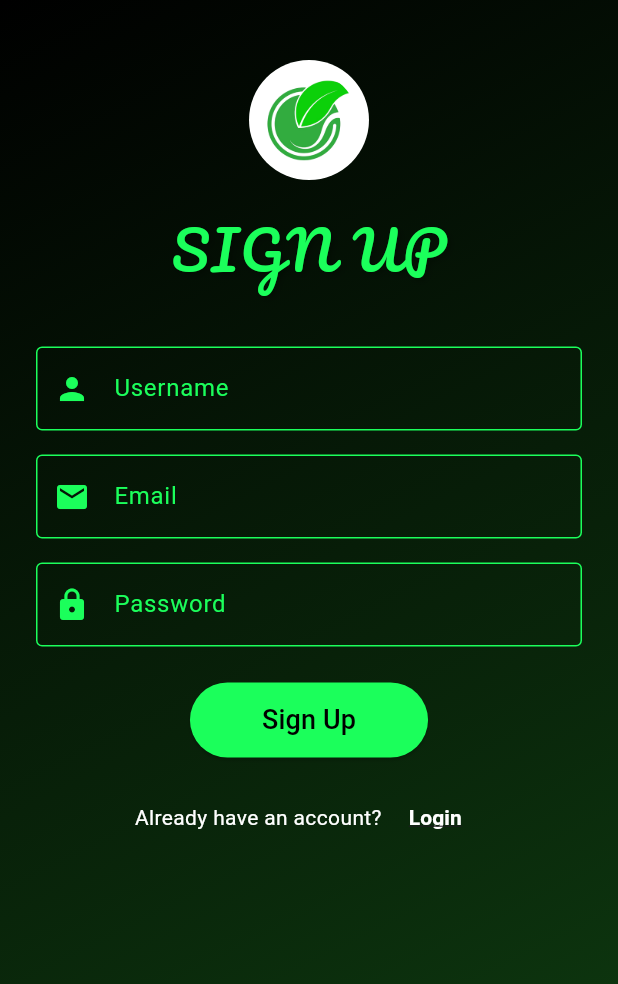
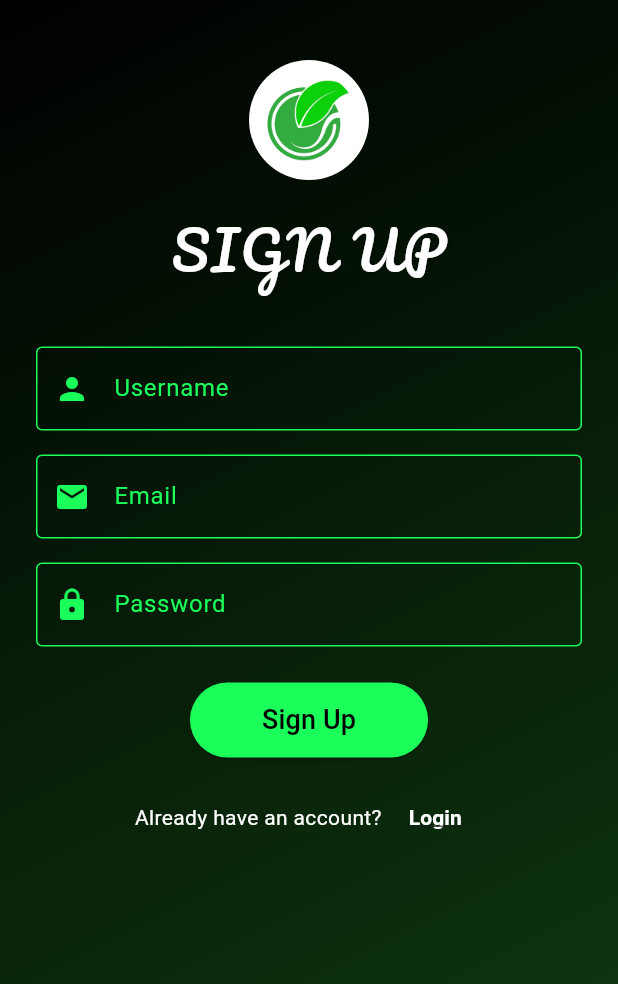
Before and after one commit to 24mp2301/FlutterJOku, a Flutter app: the screen it shows after launch, after a tap on "Sign Up", on a phone screen of 412 x 824 dp. Shown: the top 984 px of the screen. Run offline on Flutter 3.47's test engine with Material 3 defaults, Android fonts, the phone set to English and light mode, and no system bars; our stand-ins replace google_fonts.

Commit message:
login sign up color added to white

```diff
--- a/lib/screens/signin_screen.dart
+++ b/lib/screens/signin_screen.dart
@@ -72,7 +72,7 @@ class _SignInScreenState extends State<SignInScreen> {
               style: GoogleFonts.pacifico(
                 fontSize: 36,
                 fontWeight: FontWeight.w500,
-                color: const Color.fromARGB(255, 27, 255, 91),
+                color: const Color.fromARGB(255, 255, 255, 255),
                 letterSpacing: 1.5,
                 shadows: const [
                   Shadow(
--- a/lib/screens/signup_screen.dart
+++ b/lib/screens/signup_screen.dart
@@ -66,7 +66,7 @@ class _SignUpScreenState extends State<SignUpScreen> {
                     style: GoogleFonts.pacifico(
                       fontSize: 36,
                       fontWeight: FontWeight.w500,
-                      color: Color.fromARGB(255, 27, 255, 91),
+                      color: Color.fromARGB(255, 255, 255, 255),
                       letterSpacing: 1.5,
                       shadows: [
                         Shadow(
```
Also changed, not shown: 1 other file.
